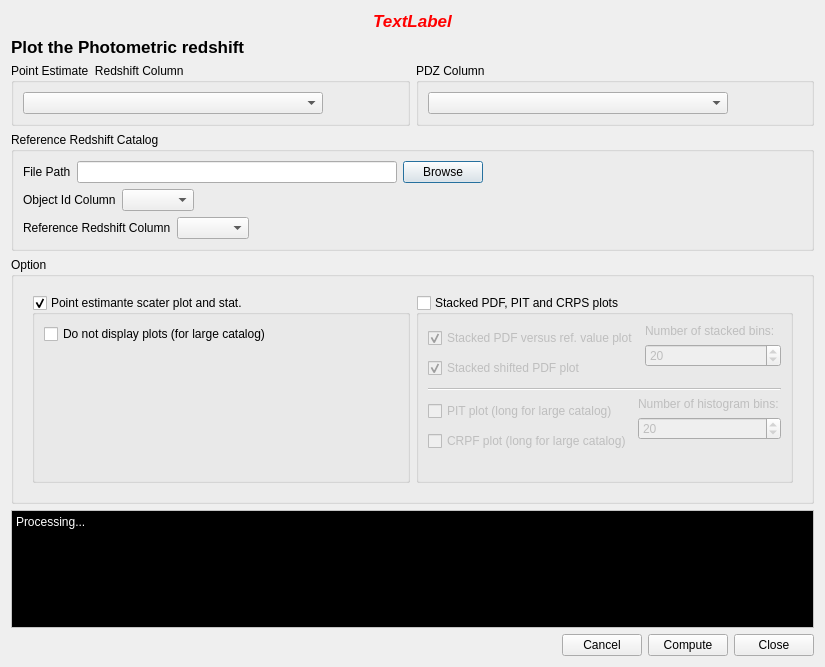
This is PhzQtUI/auxdir/PhzQtUI/DialogPSC.ui in astrorama/Phosphoros as Qt 5 draws it before an edit. The edited form follows.
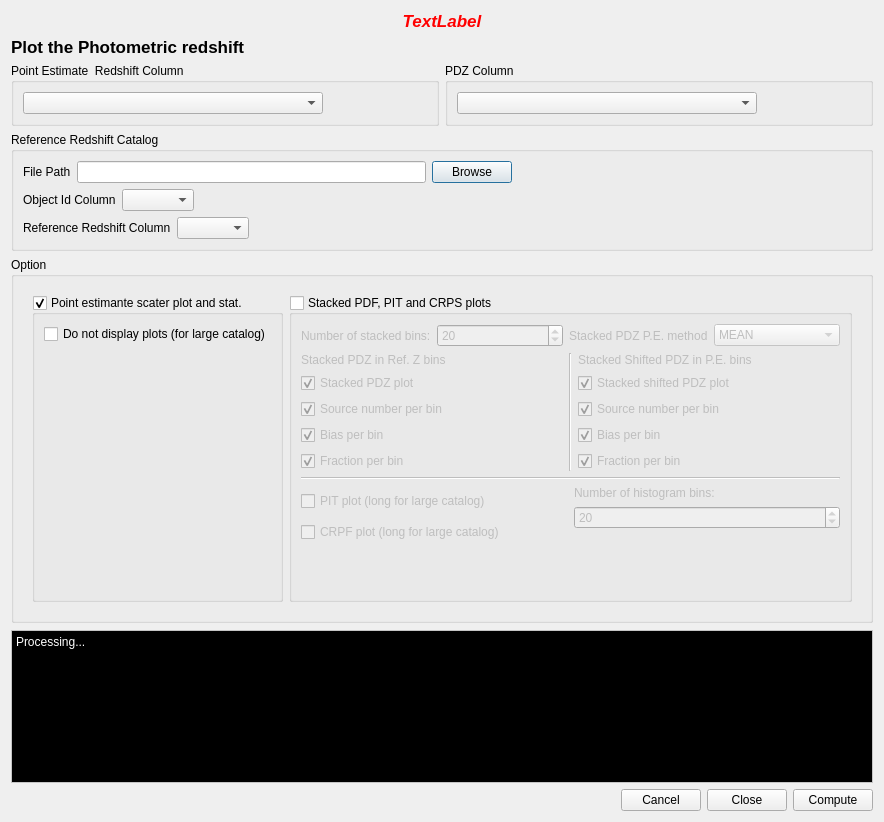
This is the edited form.

Commit message: Add the bias, fraction and sources number plots

```diff
--- a/PhzQtUI/auxdir/PhzQtUI/DialogPSC.ui
+++ b/PhzQtUI/auxdir/PhzQtUI/DialogPSC.ui
@@ -6,8 +6,8 @@
    <rect>
     <x>0</x>
     <y>0</y>
-    <width>825</width>
-    <height>667</height>
+    <width>884</width>
+    <height>822</height>
    </rect>
   </property>
   <property name="windowTitle">
@@ -704,14 +704,76 @@
             <bool>false</bool>
            </property>
            <layout class="QVBoxLayout" name="verticalLayout_10">
+            <item>
+             <layout class="QHBoxLayout" name="horizontalLayout_12">
+              <item>
+               <widget class="QLabel" name="label_5">
+                <property name="text">
+                 <string>Number of stacked bins:</string>
+                </property>
+               </widget>
+              </item>
+              <item>
+               <widget class="QSpinBox" name="sb_st_bins">
+                <property name="minimum">
+                 <number>1</number>
+                </property>
+                <property name="maximum">
+                 <number>300</number>
+                </property>
+                <property name="value">
+                 <number>20</number>
+                </property>
+               </widget>
+              </item>
+              <item>
+               <widget class="QLabel" name="label_7">
+                <property name="text">
+                 <string>Stacked PDZ P.E. method</string>
+                </property>
+               </widget>
+              </item>
+              <item>
+               <widget class="QComboBox" name="cb_pe_type">
+                <item>
+                 <property name="text">
+                  <string>MEAN</string>
+                 </property>
+                </item>
+                <item>
+                 <property name="text">
+                  <string>MED</string>
+                 </property>
+                </item>
+                <item>
+                 <property name="text">
+                  <string>MAX</string>
+                 </property>
+                </item>
+                <item>
+                 <property name="text">
+                  <string>FIT</string>
+                 </property>
+                </item>
+               </widget>
+              </item>
+             </layout>
+            </item>
             <item>
              <layout class="QHBoxLayout" name="horizontalLayout_9">
               <item>
                <layout class="QVBoxLayout" name="verticalLayout_6">
+                <item>
+                 <widget class="QLabel" name="label_8">
+                  <property name="text">
+                   <string>Stacked PDZ in Ref. Z bins</string>
+                  </property>
+                 </widget>
+                </item>
                 <item>
                  <widget class="QCheckBox" name="cb_st_ref">
                   <property name="text">
-                   <string>Stacked PDF versus ref. value plot</string>
+                   <string>Stacked PDZ plot</string>
                   </property>
                   <property name="checked">
                    <bool>true</bool>
@@ -719,9 +781,29 @@
                  </widget>
                 </item>
                 <item>
-                 <widget class="QCheckBox" name="cb_st_shift">
+                 <widget class="QCheckBox" name="cb_ref_nb_plot">
                   <property name="text">
-                   <string>Stacked shifted PDF plot</string>
+                   <string>Source number per bin</string>
+                  </property>
+                  <property name="checked">
+                   <bool>true</bool>
+                  </property>
+                 </widget>
+                </item>
+                <item>
+                 <widget class="QCheckBox" name="cb_ref_bias_plot">
+                  <property name="text">
+                   <string>Bias per bin</string>
+                  </property>
+                  <property name="checked">
+                   <bool>true</bool>
+                  </property>
+                 </widget>
+                </item>
+                <item>
+                 <widget class="QCheckBox" name="cb_ref_frac_plot">
+                  <property name="text">
+                   <string>Fraction per bin</string>
                   </property>
                   <property name="checked">
                    <bool>true</bool>
@@ -730,40 +812,61 @@
                 </item>
                </layout>
               </item>
+              <item>
+               <widget class="Line" name="line_2">
+                <property name="orientation">
+                 <enum>Qt::Vertical</enum>
+                </property>
+               </widget>
+              </item>
               <item>
                <layout class="QVBoxLayout" name="verticalLayout_7">
                 <item>
-                 <widget class="QLabel" name="label_5">
+                 <widget class="QLabel" name="label_9">
                   <property name="text">
-                   <string>Number of stacked bins:</string>
+                   <string>Stacked Shifted PDZ in P.E. bins</string>
                   </property>
                  </widget>
                 </item>
                 <item>
-                 <widget class="QSpinBox" name="sb_st_bins">
-                  <property name="minimum">
-                   <number>1</number>
+                 <widget class="QCheckBox" name="cb_st_shift">
+                  <property name="text">
+                   <string>Stacked shifted PDZ plot</string>
                   </property>
-                  <property name="maximum">
-                   <number>300</number>
+                  <property name="checked">
+                   <bool>true</bool>
                   </property>
-                  <property name="value">
-                   <number>20</number>
+                 </widget>
+                </item>
+                <item>
+                 <widget class="QCheckBox" name="cb_shift_nb_plot">
+                  <property name="text">
+                   <string>Source number per bin</string>
                   </property>
+                  <property name="checked">
+                   <bool>true</bool>
+                  </property>
                  </widget>
                 </item>
                 <item>
-                 <spacer name="verticalSpacer_5">
-                  <property name="orientation">
-                   <enum>Qt::Vertical</enum>
+                 <widget class="QCheckBox" name="cb_bias_nb_plot">
+                  <property name="text">
+                   <string>Bias per bin</string>
                   </property>
-                  <property name="sizeHint" stdset="0">
-                   <size>
-                    <width>20</width>
-                    <height>40</height>
-                   </size>
+                  <property name="checked">
+                   <bool>true</bool>
                   </property>
-                 </spacer>
+                 </widget>
+                </item>
+                <item>
+                 <widget class="QCheckBox" name="cb_frac_nb_plot">
+                  <property name="text">
+                   <string>Fraction per bin</string>
+                  </property>
+                  <property name="checked">
+                   <bool>true</bool>
+                  </property>
+                 </widget>
                 </item>
                </layout>
               </item>
@@ -854,6 +957,19 @@
               </property>
              </spacer>
             </item>
+            <item>
+             <spacer name="horizontalSpacer_8">
+              <property name="orientation">
+               <enum>Qt::Horizontal</enum>
+              </property>
+              <property name="sizeHint" stdset="0">
+               <size>
+                <width>40</width>
+                <height>20</height>
+               </size>
+              </property>
+             </spacer>
+            </item>
            </layout>
           </widget>
          </item>
@@ -1326,13 +1442,6 @@
        </property>
       </widget>
      </item>
-     <item>
-      <widget class="QPushButton" name="btn_compute">
-       <property name="text">
-        <string>Compute</string>
-       </property>
-      </widget>
-     </item>
      <item>
       <widget class="QPushButton" name="btn_close">
        <property name="text">
@@ -1340,6 +1449,13 @@
        </property>
       </widget>
      </item>
+     <item>
+      <widget class="QPushButton" name="btn_compute">
+       <property name="text">
+        <string>Compute</string>
+       </property>
+      </widget>
+     </item>
     </layout>
    </item>
   </layout>
```
The commit also changes 3 other files.
